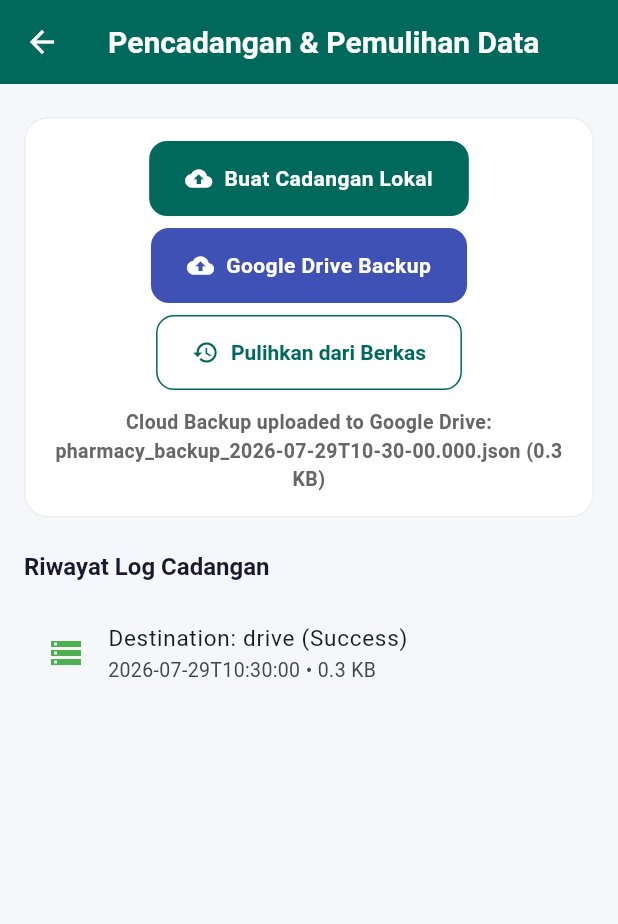
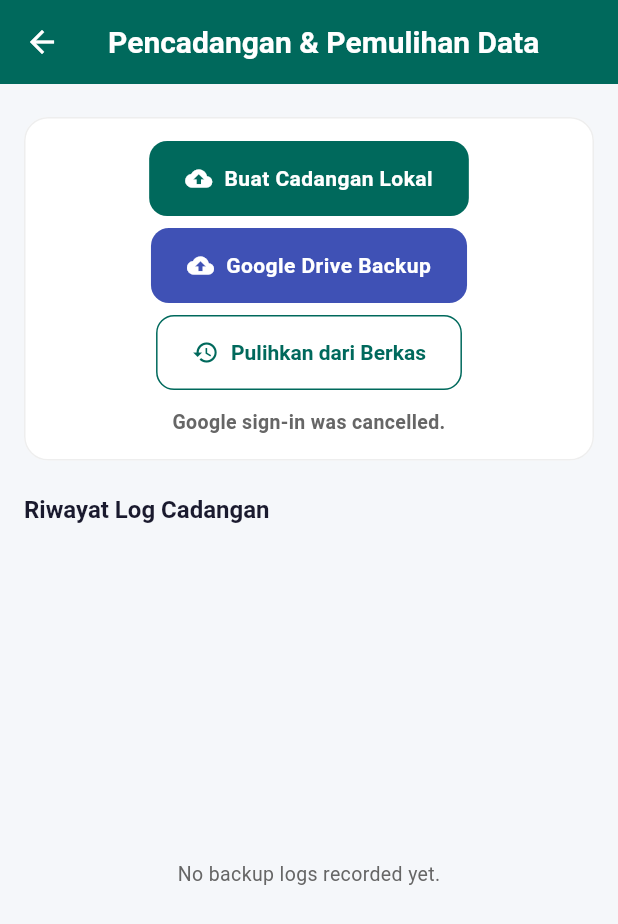
Before and after one commit to programmer-newbie-code/pharmacy-inventory-platform, a Flutter app: the BackupScreen screen opened directly, after a tap on "Google Drive Backup", on a phone screen of 412 x 824 dp. Shown: the top 924 px of the screen. Run offline on Flutter 3.47's test engine with Material 3 defaults, Android fonts, the light colour scheme and no system bars; our stand-ins replace csv, drift, fl_chart, flutter_riverpod, google_sign_in, image_picker and 4 more; missing offline and left inert: bcrypt, excel, mobile_scanner; accounts and stored records are empty; generated files the repository leaves out were written again.

Commit message:
fix(backup): authenticate Google Drive uploads (#36)
* fix(backup): authenticate Google Drive uploads

* test(backup): keep Google Drive widget test offline

```diff
--- a/lib/data/google_drive_backup_service.dart
+++ b/lib/data/google_drive_backup_service.dart
@@ -57,7 +57,7 @@ class GoogleDriveBackupService {
       _currentUser = GoogleAccountUser(
         email: 'pharmacy.owner@gmail.com',
         displayName: 'Pharmacy Owner',
-        accessToken: 'mock_drive_token',
+        accessToken: 'test_token',
       );
       return _currentUser;
     }
@@ -67,19 +67,18 @@ class GoogleDriveBackupService {
       if (account == null) return null;
 
       final auth = await account.authentication;
+      final accessToken = auth.accessToken;
+      if (accessToken == null || accessToken.isEmpty) {
+        throw StateError('Google did not provide a Drive access token.');
+      }
       _currentUser = GoogleAccountUser(
         email: account.email,
         displayName: account.displayName ?? account.email,
-        accessToken: auth.accessToken ?? 'mock_drive_token',
+        accessToken: accessToken,
       );
       return _currentUser;
-    } catch (e) {
-      _currentUser = GoogleAccountUser(
-        email: 'pharmacy.owner@gmail.com',
-        displayName: 'Pharmacy Owner',
-        accessToken: 'mock_drive_token',
-      );
-      return _currentUser;
+    } catch (_) {
+      rethrow;
     }
   }
 
@@ -103,8 +102,8 @@ class GoogleDriveBackupService {
       final fileName = customFileName ??
           'pharmacy_backup_${DateTime.now().toIso8601String().replaceAll(':', '-')}.json';
 
-      // If token starts with mock_ or test environment, simulate cloud upload
-      if (accessToken.startsWith('mock_') || accessToken == 'test_token') {
+      // Keeps service tests offline. The UI never supplies this token.
+      if (accessToken == 'test_token') {
         await _db.into(_db.backupLogs).insert(
               BackupLogsCompanion.insert(
                 timestamp: Value(DateTime.now()),
--- a/lib/features/backup/backup_screen.dart
+++ b/lib/features/backup/backup_screen.dart
@@ -109,10 +109,20 @@ class _BackupScreenState extends ConsumerState<BackupScreen> {
 
     try {
       final driveService = ref.read(googleDriveBackupServiceProvider);
-      final result = await driveService.uploadBackupToDrive(accessToken: 'mock_drive_token');
+      final user = driveService.currentUser ?? await driveService.signInWithGoogle();
+      if (user == null) {
+        setState(() {
+          _statusMessage = 'Google sign-in was cancelled.';
+        });
+        return;
+      }
+
+      final result = await driveService.uploadBackupToDrive(
+        accessToken: user.accessToken,
+      );
       setState(() {
         _statusMessage = result.success
-            ? 'Cloud Backup uploaded to Google Drive: ${result.fileName} (${(result.fileSize / 1024).toStringAsFixed(1)} KB)'
+            ? 'Backup uploaded to Google Drive (${user.email}): ${result.fileName} (${(result.fileSize / 1024).toStringAsFixed(1)} KB)'
             : 'Cloud Backup failed: ${result.errorMessage}';
       });
       ref.invalidate(backupLogsFutureProvider);
```
Also changed, not shown: assets/branding/app_icon.png (added), 11 other files.
